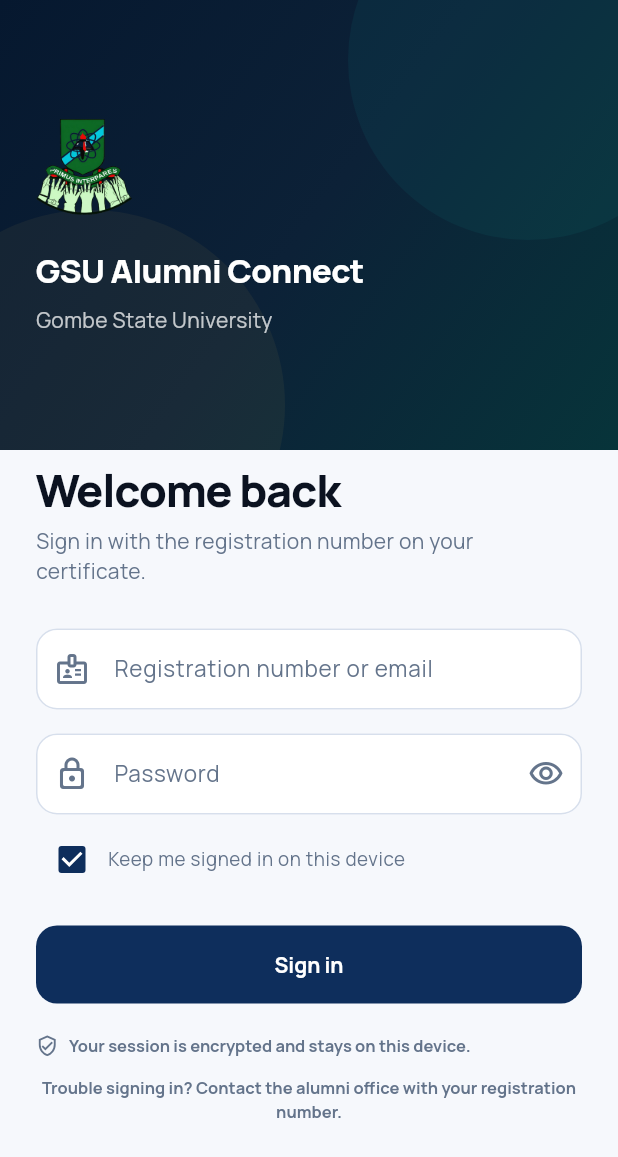
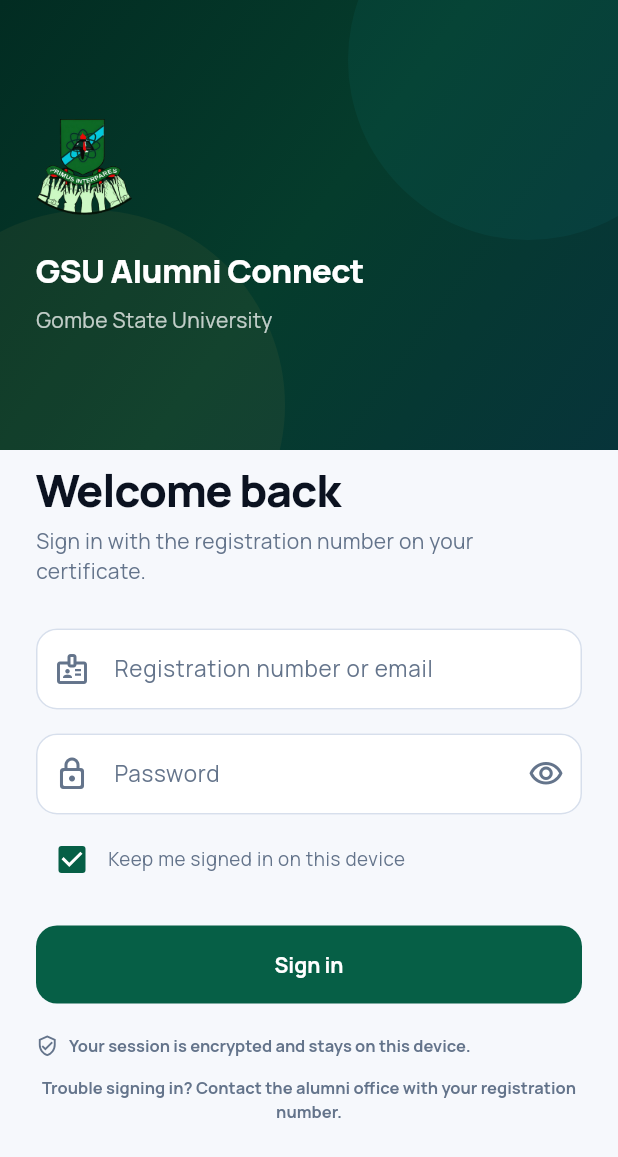
Before and after one commit to abubakarsadiqabdullahi01/gsu-alumni-connect, a Flutter app: the screen it shows after launch, on a phone screen of 412 x 824 dp. Shown: the top 1157 px of the screen. Run offline on Flutter 3.47's test engine with Material 3 defaults, Android fonts, the phone set to English and light mode, and no system bars; drawn by our look-alikes of flutter_animate; our stand-ins replace cached_network_image, cookie_jar, dio, dio_cookie_manager, fl_chart, flutter_riverpod and 3 more; network calls fail; project files that could hold a hidden picture were left out.

Commit message:
feat(mobile): one brand across both clients
The app was navy and gold while the web app was emerald. Side by side on
a phone they read as two products, and the association's crest — which is
green — sat awkwardly on a navy header.

The green tokens now carry the web app's primary exactly
(oklch(0.508 0.118 165.6) = #047857), with the rest of the scale from the
same emerald family. The token family is renamed navy* -> green* rather
than left holding a colour its name denies.

Gold is untouched: it still marks achievement and verification, and it is
what the printed ID card uses. Teal still carries positive states.

Twelve files reference these tokens by name; flutter analyze is clean and
the dashboard is verified on the emulator.

Co-Authored-By: Claude Opus 5 <noreply@anthropic.com>

```diff
--- a/mobile/lib/core/branding/gsu_crest.dart
+++ b/mobile/lib/core/branding/gsu_crest.dart
@@ -232,7 +232,7 @@ class GsuWordmark extends StatelessWidget {
           showRibbon: false,
           shieldGradient:
               onDark ? AppColors.goldGradient : AppColors.brandGradient,
-          emblemColor: onDark ? AppColors.navy800 : AppColors.gold500,
+          emblemColor: onDark ? AppColors.green800 : AppColors.gold500,
         ),
         const SizedBox(width: 10),
         Column(
--- a/mobile/lib/core/theme/app_colors.dart
+++ b/mobile/lib/core/theme/app_colors.dart
@@ -2,19 +2,22 @@ import 'package:flutter/material.dart';
 
 /// Brand tokens.
 ///
-/// Deep academic navy carries the institutional weight, gold is reserved for
-/// achievement/verification affordances, and teal handles positive/active
-/// states so gold never gets diluted into ordinary success messaging.
+/// The green is the association's, matched to the web app's primary
+/// (`oklch(0.508 0.118 165.6)` = #047857) so the two clients read as one
+/// product rather than two. Gold is reserved for achievement and verification
+/// affordances — it also carries the printed ID card — and teal handles
+/// positive/active states so gold never dilutes into ordinary success
+/// messaging.
 class AppColors {
   const AppColors._();
 
-  static const navy900 = Color(0xFF06182F);
-  static const navy800 = Color(0xFF0A2245);
-  static const navy700 = Color(0xFF0E2E5C);
-  static const navy600 = Color(0xFF143C74);
-  static const navy500 = Color(0xFF1D5090);
-  static const navy300 = Color(0xFF6E93C4);
-  static const navy100 = Color(0xFFDCE7F6);
+  static const green900 = Color(0xFF022C22);
+  static const green800 = Color(0xFF064E3B);
+  static const green700 = Color(0xFF065F46);
+  static const green600 = Color(0xFF047857);
+  static const green500 = Color(0xFF059669);
+  static const green300 = Color(0xFF6EE7B7);
+  static const green100 = Color(0xFFD1FAE5);
 
   static const gold600 = Color(0xFFA5801F);
   static const gold500 = Color(0xFFC8A34A);
@@ -47,7 +50,7 @@ class AppColors {
   static const brandGradient = LinearGradient(
     begin: Alignment.topLeft,
     end: Alignment.bottomRight,
-    colors: [navy800, navy600, teal600],
+    colors: [green800, green600, teal600],
   );
 
   static const goldGradient = LinearGradient(
@@ -59,13 +62,13 @@ class AppColors {
   static const nightGradient = LinearGradient(
     begin: Alignment.topLeft,
     end: Alignment.bottomRight,
-    colors: [navy900, Color(0xFF0C2137), Color(0xFF07343A)],
+    colors: [green900, Color(0xFF053C2C), Color(0xFF07343A)],
   );
 
   /// Deterministic accent per entity, so the same person or group always shows
   /// the same colour across every screen.
   static const accentCycle = <Color>[
-    navy600,
+    green600,
     teal500,
     gold600,
     Color(0xFF6D4AA8),
@@ -74,7 +77,7 @@ class AppColors {
   ];
 
   static Color accentFor(String seed) {
-    if (seed.isEmpty) return navy600;
+    if (seed.isEmpty) return green600;
     var hash = 0;
     for (final unit in seed.codeUnits) {
       hash = (hash * 31 + unit) & 0x7FFFFFFF;
--- a/mobile/lib/core/theme/app_theme.dart
+++ b/mobile/lib/core/theme/app_theme.dart
@@ -17,21 +17,21 @@ class AppTheme {
 
     final scheme = ColorScheme(
       brightness: brightness,
-      primary: isDark ? AppColors.navy300 : AppColors.navy700,
-      onPrimary: isDark ? AppColors.navy900 : Colors.white,
-      primaryContainer: isDark ? AppColors.navy800 : AppColors.navy100,
-      onPrimaryContainer: isDark ? AppColors.navy100 : AppColors.navy900,
+      primary: isDark ? AppColors.green300 : AppColors.green700,
+      onPrimary: isDark ? AppColors.green900 : Colors.white,
+      primaryContainer: isDark ? AppColors.green800 : AppColors.green100,
+      onPrimaryContainer: isDark ? AppColors.green100 : AppColors.green900,
       secondary: isDark ? AppColors.gold400 : AppColors.gold600,
-      onSecondary: isDark ? AppColors.navy900 : Colors.white,
+      onSecondary: isDark ? AppColors.green900 : Colors.white,
       secondaryContainer: isDark ? const Color(0xFF3D3111) : AppColors.gold100,
       onSecondaryContainer:
           isDark ? AppColors.gold100 : const Color(0xFF3D3111),
       tertiary: isDark ? const Color(0xFF5BC8C9) : AppColors.teal600,
-      onTertiary: isDark ? AppColors.navy900 : Colors.white,
+      onTertiary: isDark ? AppColors.green900 : Colors.white,
       tertiaryContainer: isDark ? const Color(0xFF0B3B3C) : AppColors.teal100,
       onTertiaryContainer: isDark ? AppColors.teal100 : const Color(0xFF04302F),
       error: isDark ? const Color(0xFFFF8A80) : AppColors.rose600,
-      onError: isDark ? AppColors.navy900 : Colors.white,
+      onError: isDark ? AppColors.green900 : Colors.white,
       errorContainer: isDark ? const Color(0xFF4A1512) : AppColors.rose100,
       onErrorContainer: isDark ? AppColors.rose100 : const Color(0xFF4A1512),
       surface: isDark ? AppColors.surfaceDark : AppColors.surfaceLight,
@@ -48,8 +48,8 @@ class AppTheme {
       outline: isDark ? const Color(0xFF2E3D57) : const Color(0xFFD7DFEC),
       outlineVariant:
           isDark ? const Color(0xFF223350) : const Color(0xFFE7EDF6),
-      inverseSurface: isDark ? const Color(0xFFE6ECF5) : AppColors.navy900,
-      onInverseSurface: isDark ? AppColors.navy900 : Colors.white,
+      inverseSurface: isDark ? const Color(0xFFE6ECF5) : AppColors.green900,
+      onInverseSurface: isDark ? AppColors.green900 : Colors.white,
       shadow: Colors.black,
       scrim: Colors.black,
     );
@@ -224,7 +224,7 @@ class AppTheme {
       ),
       snackBarTheme: SnackBarThemeData(
         behavior: SnackBarBehavior.floating,
-        backgroundColor: isDark ? const Color(0xFF1C2B48) : AppColors.navy800,
+        backgroundColor: isDark ? const Color(0xFF1C2B48) : AppColors.green800,
         contentTextStyle: textTheme.bodyMedium?.copyWith(color: Colors.white),
         shape: RoundedRectangleBorder(borderRadius: BorderRadius.circular(12)),
         insetPadding: const EdgeInsets.all(16),
--- a/mobile/lib/core/widgets/state_views.dart
+++ b/mobile/lib/core/widgets/state_views.dart
@@ -181,7 +181,7 @@ class ErrorView extends StatelessWidget {
       final f when f.isFeatureDisabled => (
           Icons.lock_outline_rounded,
           'Not available',
-          AppColors.navy600,
+          AppColors.green600,
         ),
       final f when f.isUnauthorized => (
           Icons.no_accounts_rounded,
--- a/mobile/lib/core/widgets/ui_kit.dart
+++ b/mobile/lib/core/widgets/ui_kit.dart
@@ -329,7 +329,7 @@ class StatusPill extends StatelessWidget {
       'REJECTED' ||
       'SUSPENDED' =>
         AppColors.rose600,
-      _ => AppColors.navy600,
+      _ => AppColors.green600,
     };
     return StatusPill(Fmt.enumLabel(status), tone: tone, filled: filled);
   }
--- a/mobile/lib/features/dashboard/dashboard_screen.dart
+++ b/mobile/lib/features/dashboard/dashboard_screen.dart
@@ -186,7 +186,7 @@ class _DashboardBody extends ConsumerWidget {
                 label: 'Connections',
                 value: Fmt.number(stats.connections),
                 icon: Icons.hub_rounded,
-                tone: AppColors.navy600,
+                tone: AppColors.green600,
                 caption: stats.pendingConnectionRequests > 0
                     ? '${stats.pendingConnectionRequests} pending'
                     : null,
@@ -587,7 +587,7 @@ class _NetworkGrowthChart extends StatelessWidget {
                 ),
                 lineTouchData: LineTouchData(
                   touchTooltipData: LineTouchTooltipData(
-                    getTooltipColor: (_) => AppColors.navy800,
+                    getTooltipColor: (_) => AppColors.green800,
                     getTooltipItems: (spots) => spots.map((spot) {
                       final point = points[spot.x.round()];
                       return LineTooltipItem(
@@ -746,7 +746,7 @@ class _QuickActions extends ConsumerWidget {
       _QuickAction(
         'Connections',
         Icons.hub_outlined,
-        AppColors.navy600,
+        AppColors.green600,
         () => openScreen(context, const ConnectionsScreen()),
       ),
       if (features.jobBoard)
--- a/mobile/lib/features/feed/feed_screen.dart
+++ b/mobile/lib/features/feed/feed_screen.dart
@@ -74,7 +74,7 @@ class _FeedCard extends StatelessWidget {
             Icons.work_rounded,
             AppColors.teal600,
           ),
-        'JOINED_GROUP' => (Icons.group_add_rounded, AppColors.navy600),
+        'JOINED_GROUP' => (Icons.group_add_rounded, AppColors.green600),
         'POSTED_IN_GROUP' => (Icons.forum_rounded, Color(0xFF6D4AA8)),
         'GRADUATION_ANNIVERSARY' => (
             Icons.celebration_rounded,
--- a/mobile/lib/features/id_card/id_card_screen.dart
+++ b/mobile/lib/features/id_card/id_card_screen.dart
@@ -79,7 +79,7 @@ class _IdCardScreenState extends ConsumerState<IdCardScreen> {
                   const IconBadge(
                     Icons.info_outline_rounded,
                     size: 38,
-                    color: AppColors.navy600,
+                    color: AppColors.green600,
                   ),
                   const SizedBox(width: 13),
                   Expanded(
--- a/mobile/lib/features/map/alumni_map_screen.dart
+++ b/mobile/lib/features/map/alumni_map_screen.dart
@@ -136,7 +136,7 @@ class _AlumniMapScreenState extends ConsumerState<AlumniMapScreen> {
                         // tile has to agree with the map beside it.
                         value: '${states.length}',
                         icon: Icons.map_outlined,
-                        tone: AppColors.navy600,
+                        tone: AppColors.green600,
                         caption: 'Top: ${states.first.state}',
                       ),
                     ),
--- a/mobile/lib/features/notifications/notifications_screen.dart
+++ b/mobile/lib/features/notifications/notifications_screen.dart
@@ -120,7 +120,7 @@ class _NotificationTile extends ConsumerWidget {
     return switch (type.toUpperCase()) {
       'CONNECTION_REQUEST' || 'CONNECTION_ACCEPTED' => (
           Icons.person_add_alt_rounded,
-          AppColors.navy600
+          AppColors.green600
         ),
       'MENTORSHIP_REQUEST' || 'MENTORSHIP_ACCEPTED' => (
           Icons.school_rounded,
@@ -136,7 +136,7 @@ class _NotificationTile extends ConsumerWidget {
         ),
       'GROUP_POST' || 'GROUP_INVITE' => (
           Icons.forum_rounded,
-          AppColors.navy500
+          AppColors.green500
         ),
       'MESSAGE' => (Icons.chat_bubble_rounded, AppColors.teal500),
       'ACHIEVEMENT_VERIFIED' => (
--- a/mobile/lib/features/settings/settings_screen.dart
+++ b/mobile/lib/features/settings/settings_screen.dart
@@ -95,7 +95,7 @@ class _SettingsScreenState extends ConsumerState<SettingsScreen> {
             padding: const EdgeInsets.fromLTRB(16, 16, 16, 32),
             children: [
               GsuCard(
-                accent: AppColors.navy600,
+                accent: AppColors.green600,
                 child: Row(
                   children: [
                     GsuAvatar(name: current.fullName, radius: 24),
--- a/mobile/lib/features/shell/more_screen.dart
+++ b/mobile/lib/features/shell/more_screen.dart
@@ -33,7 +33,7 @@ class MoreScreen extends ConsumerWidget {
         'My profile',
         'Bio, contact details and experience',
         Icons.person_outline_rounded,
-        AppColors.navy600,
+        AppColors.green600,
         () => openScreen(context, const ProfileScreen()),
       ),
       _MoreEntry(
@@ -101,7 +101,7 @@ class MoreScreen extends ConsumerWidget {
         'Activity feed',
         'Your recent milestones',
         Icons.timeline_rounded,
-        AppColors.navy500,
+        AppColors.green500,
         () => openScreen(context, const FeedScreen()),
       ),
       _MoreEntry(
```
